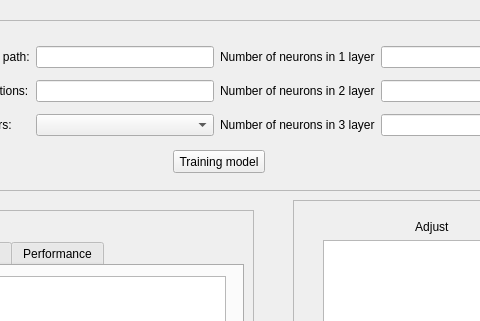
Old version of the form UI/MLP.ui in the repository boTest831/DI5-S10-ProjetLibre-IA; both pictures show x 147 to 627 and y 0 to 321 of the 794 by 679 pixel window.
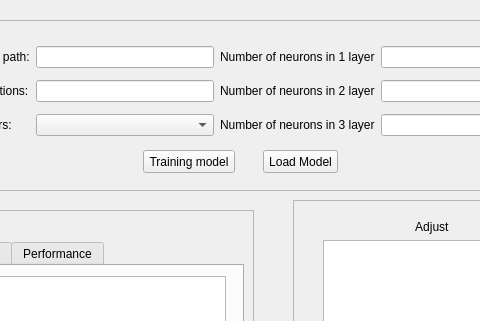
New version of the form. The open tabs and pages were chosen to show the change. Icons and pictures are not drawn.

```diff
--- a/UI/MLP.ui
+++ b/UI/MLP.ui
@@ -297,7 +297,7 @@
     <widget class="QPushButton" name="trainModelButton">
      <property name="geometry">
       <rect>
-       <x>270</x>
+       <x>240</x>
        <y>130</y>
        <width>92</width>
        <height>23</height>
@@ -307,6 +307,19 @@
       <string>Training model</string>
      </property>
     </widget>
+    <widget class="QPushButton" name="loadModelButton">
+     <property name="geometry">
+      <rect>
+       <x>360</x>
+       <y>130</y>
+       <width>75</width>
+       <height>23</height>
+      </rect>
+     </property>
+     <property name="text">
+      <string>Load Model</string>
+     </property>
+    </widget>
    </widget>
   </widget>
   <widget class="QMenuBar" name="menubar">
```
Left out of the diff: 2 changed lines with no effect on the pictures.
